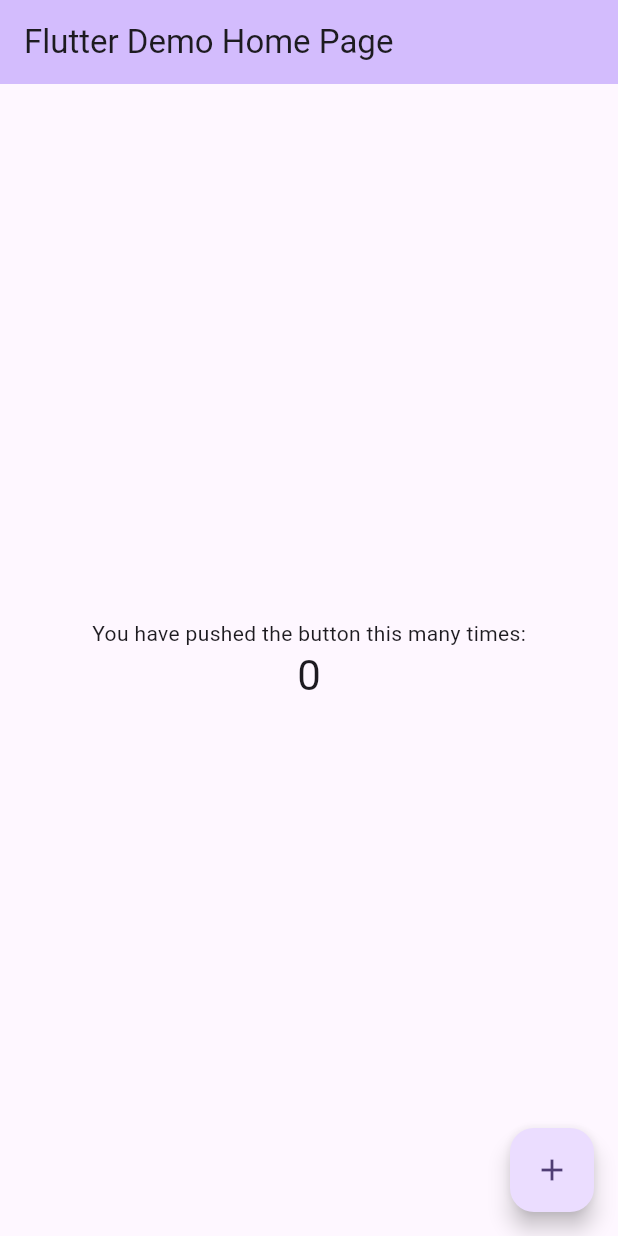
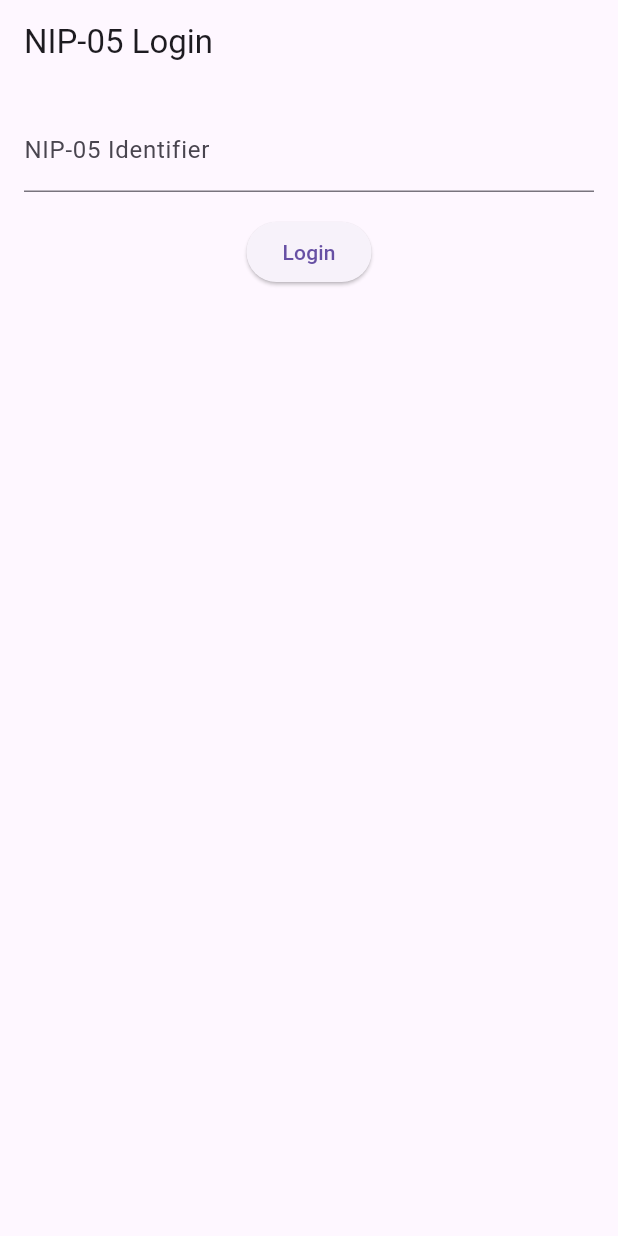
Before and after one commit to Undertaker-afk/Nostr-app, a Flutter app: the screen it shows after launch, on a phone screen of 412 x 824 dp. Run offline on Flutter 3.47's test engine with Material 3 defaults, Android fonts, the phone set to English and light mode, and no system bars; our stand-ins replace flutter_secure_storage, go_router.

Commit message:
update 1

```diff
--- /dev/null
+++ b/devtools_options.yaml
@@ -0,0 +1,3 @@
+description: This file stores settings for Dart & Flutter DevTools.
+documentation: https://docs.flutter.dev/tools/devtools/extensions#configure-extension-enablement-states
+extensions:
--- /dev/null
+++ b/lib/features/auth/pages/login_page.dart
@@ -0,0 +1,45 @@
+
+import 'package:flutter/material.dart';
+import 'package:go_router/go_router.dart';
+
+class LoginPage extends StatefulWidget {
+  const LoginPage({super.key});
+
+  @override
+  State<LoginPage> createState() => _LoginPageState();
+}
+
+class _LoginPageState extends State<LoginPage> {
+  final _nip05Controller = TextEditingController();
+
+  @override
+  Widget build(BuildContext context) {
+    return Scaffold(
+      appBar: AppBar(
+        title: const Text('NIP-05 Login'),
+      ),
+      body: Padding(
+        padding: const EdgeInsets.all(16.0),
+        child: Column(
+          children: [
+            TextField(
+              controller: _nip05Controller,
+              decoration: const InputDecoration(
+                labelText: 'NIP-05 Identifier',
+                hintText: 'name@domain.com',
+              ),
+            ),
+            const SizedBox(height: 16),
+            ElevatedButton(
+              onPressed: () {
+                // TODO: Implement NIP-05 login logic
+                context.go('/keys');
+              },
+              child: const Text('Login'),
+            ),
+          ],
+        ),
+      ),
+    );
+  }
+}
--- /dev/null
+++ b/lib/features/keys/models/npub_nsec.dart
@@ -0,0 +1,6 @@
+class NpubNsec {
+  final String npub;
+  final String nsec;
+
+  NpubNsec({required this.npub, required this.nsec});
+}
--- a/lib/main.dart
+++ b/lib/main.dart
@@ -1,122 +1,74 @@
+
 import 'package:flutter/material.dart';
+import 'package:go_router/go_router.dart';
+import 'package:provider/provider.dart';
+
+import 'features/apps/pages/connected_apps_page.dart';
+import 'features/auth/pages/login_page.dart';
+import 'features/keys/pages/keys_page.dart';
 
 void main() {
   runApp(const MyApp());
 }
 
+final _router = GoRouter(
+  initialLocation: '/',
+  routes: [
+    GoRoute(
+      path: '/',
+      builder: (context, state) => const LoginPage(),
+    ),
+    ShellRoute(
+      builder: (context, state, child) {
+        return Scaffold(
+          body: child,
+          bottomNavigationBar: BottomNavigationBar(
+            items: const [
+              BottomNavigationBarItem(
+                icon: Icon(Icons.vpn_key),
+                label: 'Keys',
+              ),
+              BottomNavigationBarItem(
+                icon: Icon(Icons.app_registration),
+                label: 'Apps',
+              ),
+            ],
+            currentIndex: state.uri.toString() == '/keys' ? 0 : 1,
+            onTap: (index) {
+              if (index == 0) {
+                context.go('/keys');
+              } else {
+                context.go('/apps');
+              }
+            },
+          ),
+        );
+      },
+      routes: [
+        GoRoute(
+          path: '/keys',
+          builder: (context, state) => const KeysPage(),
+        ),
+        GoRoute(
+          path: '/apps',
+          builder: (context, state) => const ConnectedAppsPage(),
+        ),
+      ],
+    ),
+  ],
+);
+
 class MyApp extends StatelessWidget {
   const MyApp({super.key});
 
-  // This widget is the root of your application.
   @override
   Widget build(BuildContext context) {
-    return MaterialApp(
-      title: 'Flutter Demo',
+    return MaterialApp.router(
+      routerConfig: _router,
+      title: 'Nostr Key Manager',
       theme: ThemeData(
-        // This is the theme of your application.
-        //
-        // TRY THIS: Try running your application with "flutter run". You'll see
-        // the application has a purple toolbar. Then, without quitting the app,
-        // try changing the seedColor in the colorScheme below to Colors.green
-        // and then invoke "hot reload" (save your changes or press the "hot
-        // reload" button in a Flutter-supported IDE, or press "r" if you used
-        // the command line to start the app).
-        //
-        // Notice that the counter didn't reset back to zero; the application
-        // state is not lost during the reload. To reset the state, use hot
-        // restart instead.
-        //
-        // This works for code too, not just values: Most code changes can be
-        // tested with just a hot reload.
-        colorScheme: ColorScheme.fromSeed(seedColor: Colors.deepPurple),
+        primarySwatch: Colors.blue,
       ),
-      home: const MyHomePage(title: 'Flutter Demo Home Page'),
     );
   }
 }
-
-class MyHomePage extends StatefulWidget {
-  const MyHomePage({super.key, required this.title});
-
-  // This widget is the home page of your application. It is stateful, meaning
-  // that it has a State object (defined below) that contains fields that affect
-  // how it looks.
-
-  // This class is the configuration for the state. It holds the values (in this
-  // case the title) provided by the parent (in this case the App widget) and
-  // used by the build method of the State. Fields in a Widget subclass are
-  // always marked "final".
-
-  final String title;
-
-  @override
-  State<MyHomePage> createState() => _MyHomePageState();
-}
-
-class _MyHomePageState extends State<MyHomePage> {
-  int _counter = 0;
-
-  void _incrementCounter() {
-    setState(() {
-      // This call to setState tells the Flutter framework that something has
-      // changed in this State, which causes it to rerun the build method below
-      // so that the display can reflect the updated values. If we changed
-      // _counter without calling setState(), then the build method would not be
-      // called again, and so nothing would appear to happen.
-      _counter++;
-    });
-  }
-
-  @override
-  Widget build(BuildContext context) {
-    // This method is rerun every time setState is called, for instance as done
-    // by the _incrementCounter method above.
-    //
-    // The Flutter framework has been optimized to make rerunning build methods
-    // fast, so that you can just rebuild anything that needs updating rather
-    // than having to individually change instances of widgets.
-    return Scaffold(
-      appBar: AppBar(
-        // TRY THIS: Try changing the color here to a specific color (to
-        // Colors.amber, perhaps?) and trigger a hot reload to see the AppBar
-        // change color while the other colors stay the same.
-        backgroundColor: Theme.of(context).colorScheme.inversePrimary,
-        // Here we take the value from the MyHomePage object that was created by
-        // the App.build method, and use it to set our appbar title.
-        title: Text(widget.title),
-      ),
-      body: Center(
-        // Center is a layout widget. It takes a single child and positions it
-        // in the middle of the parent.
-        child: Column(
-          // Column is also a layout widget. It takes a list of children and
-          // arranges them vertically. By default, it sizes itself to fit its
-          // children horizontally, and tries to be as tall as its parent.
-          //
-          // Column has various properties to control how it sizes itself and
-          // how it positions its children. Here we use mainAxisAlignment to
-          // center the children vertically; the main axis here is the vertical
-          // axis because Columns are vertical (the cross axis would be
-          // horizontal).
-          //
-          // TRY THIS: Invoke "debug painting" (choose the "Toggle Debug Paint"
-          // action in the IDE, or press "p" in the console), to see the
-          // wireframe for each widget.
-          mainAxisAlignment: MainAxisAlignment.center,
-          children: <Widget>[
-            const Text('You have pushed the button this many times:'),
-            Text(
-              '$_counter',
-              style: Theme.of(context).textTheme.headlineMedium,
-            ),
-          ],
-        ),
-      ),
-      floatingActionButton: FloatingActionButton(
-        onPressed: _incrementCounter,
-        tooltip: 'Increment',
-        child: const Icon(Icons.add),
-      ), // This trailing comma makes auto-formatting nicer for build methods.
-    );
-  }
-}
--- a/pubspec.yaml
+++ b/pubspec.yaml
@@ -34,6 +34,10 @@ dependencies:
   # The following adds the Cupertino Icons font to your application.
   # Use with the CupertinoIcons class for iOS style icons.
   cupertino_icons: ^1.0.8
+  nostr_sdk: ^0.0.1
+  flutter_secure_storage: ^9.2.4
+  provider: ^6.1.5+1
+  go_router: ^17.0.0
 
 dev_dependencies:
   flutter_test:
```
Also changed, not shown: lib/core/storage/secure_storage.dart (added, +18 -0 lines), lib/features/apps/pages/connected_apps_page.dart (added, +38 -0 lines), lib/features/keys/pages/keys_page.dart (added, +49 -0 lines), pubspec.lock, 2 other files.
